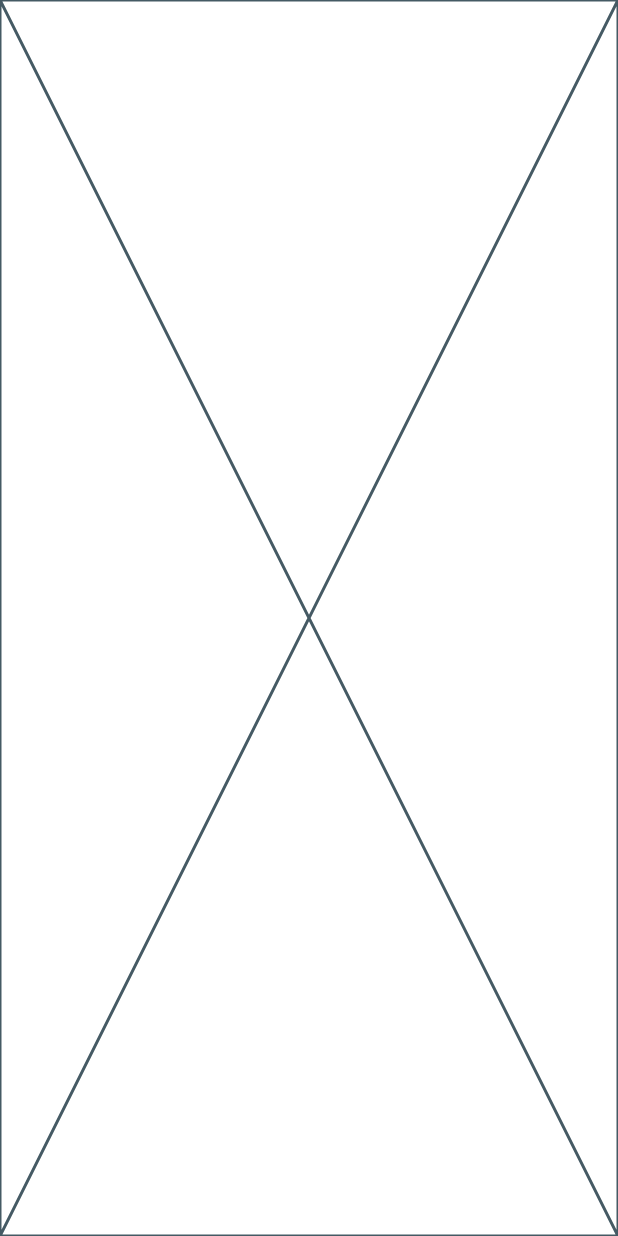
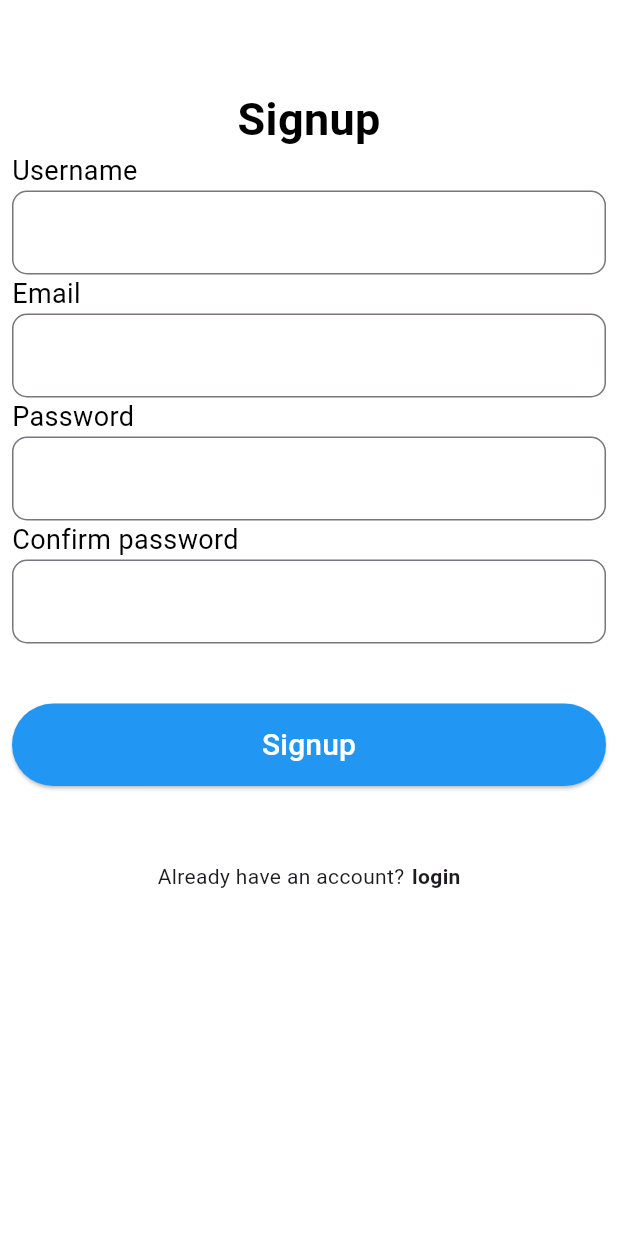
Before and after one commit to fathimafida713/registration_app_flutter_firebase, a Flutter app: the screen it shows after launch, after a tap on "Signup", on a phone screen of 412 x 824 dp. Run offline on Flutter 3.47's test engine with Material 3 defaults, Android fonts, the phone set to English and light mode, and no system bars.

Commit message:
ui completed

```diff
--- a/lib/login.dart
+++ b/lib/login.dart
@@ -75,7 +75,7 @@ class Login extends StatelessWidget {
                     foregroundColor: Colors.white,
                   ),
                 ),
-              ),SizedBox(height: 5,),
+              ),SizedBox(height: 10,),
               Row(mainAxisAlignment: MainAxisAlignment.center,
                   children: [
                     Text("Dont have a account?"),
@@ -87,7 +87,7 @@ class Login extends StatelessWidget {
                   ],
                 ),
 
-              Image.asset("assets/signup.jpg")
+              Image.asset("assets/signup.jpg",height: 300,)
             ],
           ),
         ),
--- a/lib/signup.dart
+++ b/lib/signup.dart
@@ -1,10 +1,114 @@
 import 'package:flutter/material.dart';
+import 'package:registration_form/login.dart';
 
 class Signup extends StatelessWidget {
   const Signup({super.key});
 
   @override
   Widget build(BuildContext context) {
-    return const Placeholder();
+    return Scaffold(
+      backgroundColor: Colors.white,
+      body: Center(
+        child: Padding(
+          padding: const EdgeInsets.all(8.0),
+          child: Column(
+            children: [
+              SizedBox(height: 50),
+              Text(
+                "Signup",
+                style: TextStyle(
+                  fontSize: 30,
+                  color: Colors.black,
+                  fontWeight: FontWeight.bold,
+                ),
+              ),
+              Align(
+                alignment: Alignment.topLeft,
+                child: Text(
+                  "Username",
+                  style: TextStyle(color: Colors.black, fontSize: 18),
+                ),
+              ),
+              TextField(
+                decoration: InputDecoration(
+                  border: OutlineInputBorder(
+                    borderRadius: BorderRadius.circular(10),
+                    borderSide: BorderSide(color: Colors.black),
+                  ),
+                ),
+              ),
+              Align(
+                alignment: Alignment.topLeft,
+                child: Text(
+                  "Email",
+                  style: TextStyle(color: Colors.black, fontSize: 18),
+                ),
+              ),
+              TextField(
+                decoration: InputDecoration(
+                  border: OutlineInputBorder(
+                    borderRadius: BorderRadius.circular(10),
+                    borderSide: BorderSide(color: Colors.black),
+                  ),
+                ),
+              ),
+              Align(
+                alignment: Alignment.topLeft,
+                child: Text(
+                  "Password",
+                  style: TextStyle(color: Colors.black, fontSize: 18),
+                ),
+              ),
+              TextField(
+                decoration: InputDecoration(
+                  border: OutlineInputBorder(
+                    borderRadius: BorderRadius.circular(10),
+                    borderSide: BorderSide(color: Colors.black),
+                  ),
+                ),
+              ),
+              Align(
+                alignment: Alignment.topLeft,
+                child: Text(
+                  "Confirm password",
+                  style: TextStyle(color: Colors.black, fontSize: 18),
+                ),
+              ),
+              TextField(
+                decoration: InputDecoration(
+                  border: OutlineInputBorder(
+                    borderRadius: BorderRadius.circular(10),
+                    borderSide: BorderSide(color: Colors.black),
+                  ),
+                ),
+              ),
+              SizedBox(height: 40),
+              SizedBox(
+                height: 55,
+                width: double.infinity,
+                child: ElevatedButton(
+                  onPressed: () {},
+                  child: Text("Signup", style: TextStyle(fontSize: 20)),
+                  style: ElevatedButton.styleFrom(
+                    backgroundColor: Colors.blue,
+                    foregroundColor: Colors.white,
+                  ),
+                ),
+              ),
+              SizedBox(height: 50),
+              Row(mainAxisAlignment: MainAxisAlignment.center,
+                children: [
+                  Text("Already have an account?"),SizedBox(width: 5,),
+                  GestureDetector(onTap: () {
+                    Navigator.push(context, MaterialPageRoute(builder: (context) => Login(),));
+                  },
+                    child: Text("login", style: TextStyle(fontWeight: FontWeight.bold))),
+                ],
+              ),
+            ],
+          ),
+        ),
+      ),
+    );
   }
 }
```
Also changed, not shown: web_entrypoint.dart (added).
